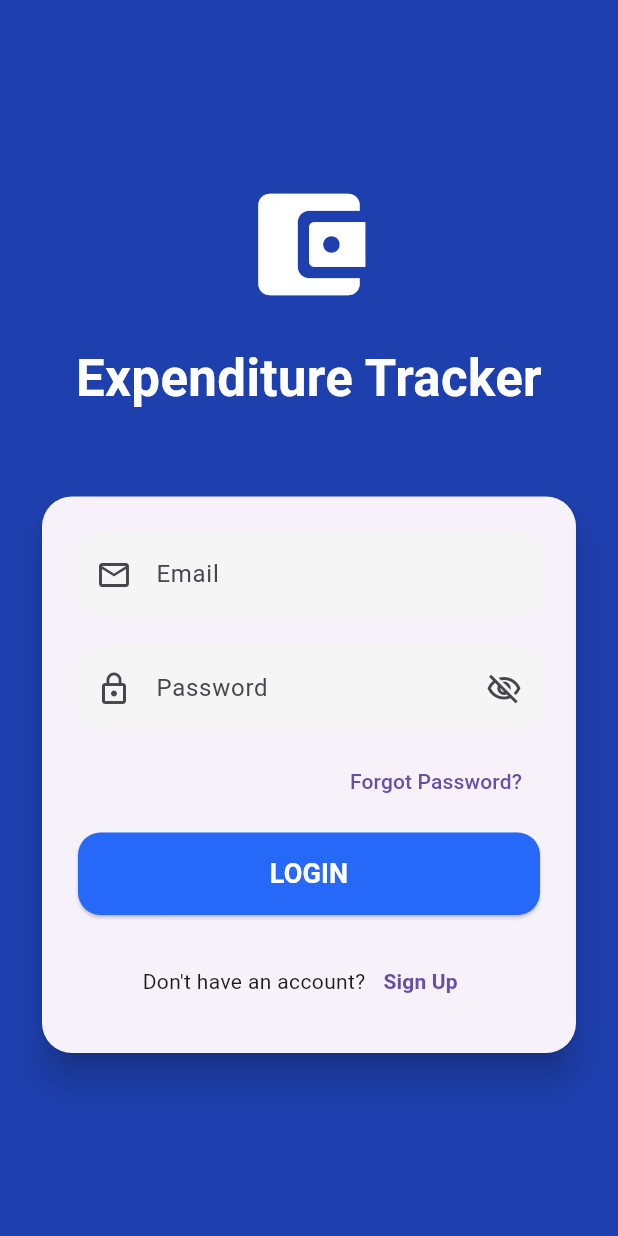
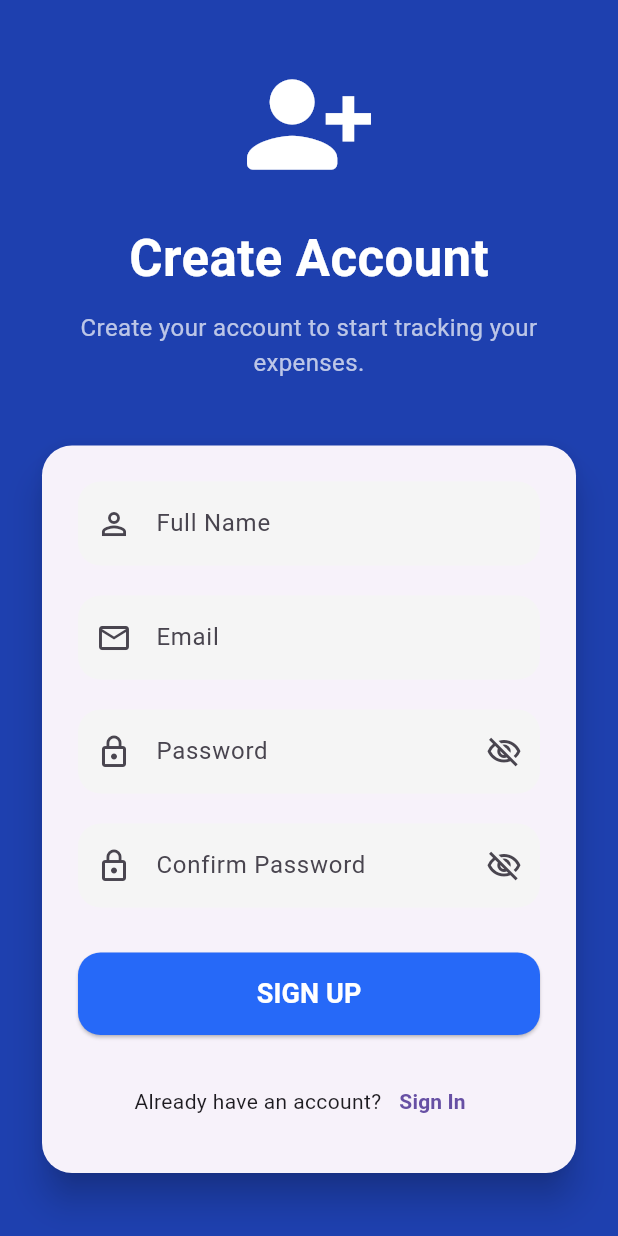
Before and after one commit to Keflo10/kef_group, a Flutter app: the screen it shows after launch, after a tap on "Sign Up", on a phone screen of 412 x 824 dp. Run offline on Flutter 3.47's test engine with Material 3 defaults, Android fonts, the phone set to English and light mode, and no system bars; Roboto replaces fonts that are missing (Poppins).

Commit message:
Update the login and signup UI

```diff
--- a/lib/pages/auth/login.dart
+++ b/lib/pages/auth/login.dart
@@ -1,4 +1,5 @@
 import 'package:flutter/material.dart';
+import 'package:sales_app/pages/auth/signup.dart';
 import '/core/constants/colors.dart';
 // import 'signup_screen.dart';
 
@@ -47,7 +48,7 @@ class _LoginScreenState extends State<LoginScreen> {
 
                 // App Name
                 const Text(
-                  "Expenditure Tracker",
+                  "Sales and expense Tracker",
                   textAlign: TextAlign.center,
                   style: TextStyle(
                     color: Colors.white,
@@ -182,13 +183,14 @@ class _LoginScreenState extends State<LoginScreen> {
 
                             TextButton(
                               onPressed: () {
-                                // here we shall add the Navigate to Signup Screen
+                                Navigator.push(
+                                  context,
+                                  MaterialPageRoute(
+                                    builder: (_) => const SignupScreen(),
+                                  ),
+                                );
                               },
-
-                              child: const Text(
-                                "Sign Up",
-                                style: TextStyle(fontWeight: FontWeight.bold),
-                              ),
+                              child: const Text("Sign Up"),
                             ),
                           ],
                         ),
--- a/lib/pages/auth/signup.dart
+++ b/lib/pages/auth/signup.dart
@@ -0,0 +1,235 @@
+import 'package:flutter/material.dart';
+import '/core/constants/colors.dart';
+import 'login.dart';
+
+class SignupScreen extends StatefulWidget {
+  const SignupScreen({super.key});
+
+  @override
+  State<SignupScreen> createState() => _SignupScreenState();
+}
+
+class _SignupScreenState extends State<SignupScreen> {
+  // Controllers
+  final TextEditingController nameController = TextEditingController();
+  final TextEditingController emailController = TextEditingController();
+  final TextEditingController passwordController = TextEditingController();
+  final TextEditingController confirmPasswordController =
+      TextEditingController();
+
+  // Show/Hide password
+  bool _obscurePassword = true;
+  bool _obscureConfirmPassword = true;
+
+  @override
+  void dispose() {
+    nameController.dispose();
+    emailController.dispose();
+    passwordController.dispose();
+    confirmPasswordController.dispose();
+    super.dispose();
+  }
+
+  @override
+  Widget build(BuildContext context) {
+    return Scaffold(
+      backgroundColor: const Color(0xFF1E40AF),
+      body: SafeArea(
+        child: Center(
+          child: SingleChildScrollView(
+            padding: const EdgeInsets.symmetric(horizontal: 24),
+            child: Column(
+              children: [
+                // App icon
+                const Icon(
+                  Icons.person_add_alt_1_rounded,
+                  color: Colors.white,
+                  size: 90,
+                ),
+
+                const SizedBox(height: 20),
+
+                // Title
+                const Text(
+                  "Create Account",
+                  style: TextStyle(
+                    color: Colors.white,
+                    fontSize: 34,
+                    fontWeight: FontWeight.bold,
+                  ),
+                ),
+
+                const SizedBox(height: 10),
+
+                const Text(
+                  "Create your account to start tracking your expenses.",
+                  textAlign: TextAlign.center,
+                  style: TextStyle(color: Colors.white70, fontSize: 16),
+                ),
+
+                const SizedBox(height: 40),
+
+                Card(
+                  elevation: 10,
+                  shape: RoundedRectangleBorder(
+                    borderRadius: BorderRadius.circular(20),
+                  ),
+                  child: Padding(
+                    padding: const EdgeInsets.all(24),
+                    child: Column(
+                      children: [
+                        // Full Name
+                        TextField(
+                          controller: nameController,
+                          decoration: InputDecoration(
+                            labelText: "Full Name",
+                            hintText: "Enter your full name",
+                            prefixIcon: const Icon(Icons.person_outline),
+                            filled: true,
+                            fillColor: Colors.grey.shade100,
+                            border: OutlineInputBorder(
+                              borderRadius: BorderRadius.circular(15),
+                              borderSide: BorderSide.none,
+                            ),
+                          ),
+                        ),
+
+                        const SizedBox(height: 20),
+
+                        // Email
+                        TextField(
+                          controller: emailController,
+                          keyboardType: TextInputType.emailAddress,
+                          decoration: InputDecoration(
+                            labelText: "Email",
+                            hintText: "Enter your email",
+                            prefixIcon: const Icon(Icons.email_outlined),
+                            filled: true,
+                            fillColor: Colors.grey.shade100,
+                            border: OutlineInputBorder(
+                              borderRadius: BorderRadius.circular(15),
+                              borderSide: BorderSide.none,
+                            ),
+                          ),
+                        ),
+
+                        const SizedBox(height: 20),
+
+                        // Password
+                        TextField(
+                          controller: passwordController,
+                          obscureText: _obscurePassword,
+                          decoration: InputDecoration(
+                            labelText: "Password",
+                            hintText: "Create a password",
+                            prefixIcon: const Icon(Icons.lock_outline),
+                            suffixIcon: IconButton(
+                              icon: Icon(
+                                _obscurePassword
+                                    ? Icons.visibility_off_outlined
+                                    : Icons.visibility_outlined,
+                              ),
+                              onPressed: () {
+                                setState(() {
+                                  _obscurePassword = !_obscurePassword;
+                                });
+                              },
+                            ),
+                            filled: true,
+                            fillColor: Colors.grey.shade100,
+                            border: OutlineInputBorder(
+                              borderRadius: BorderRadius.circular(15),
+                              borderSide: BorderSide.none,
+                            ),
+                          ),
+                        ),
+
+                        const SizedBox(height: 20),
+
+                        // Confirm Password
+                        TextField(
+                          controller: confirmPasswordController,
+                          obscureText: _obscureConfirmPassword,
+                          decoration: InputDecoration(
+                            labelText: "Confirm Password",
+                            hintText: "Confirm your password",
+                            prefixIcon: const Icon(Icons.lock_outline),
+                            suffixIcon: IconButton(
+                              icon: Icon(
+                                _obscureConfirmPassword
+                                    ? Icons.visibility_off_outlined
+                                    : Icons.visibility_outlined,
+                              ),
+                              onPressed: () {
+                                setState(() {
+                                  _obscureConfirmPassword =
+                                      !_obscureConfirmPassword;
+                                });
+                              },
+                            ),
+                            filled: true,
+                            fillColor: Colors.grey.shade100,
+                            border: OutlineInputBorder(
+                              borderRadius: BorderRadius.circular(15),
+                              borderSide: BorderSide.none,
+                            ),
+                          ),
+                        ),
+
+                        const SizedBox(height: 30),
+
+                        // Sign Up button
+                        SizedBox(
+                          width: double.infinity,
+                          height: 55,
+                          child: ElevatedButton(
+                            onPressed: () {
+                              // Register user
+                            },
+                            style: ElevatedButton.styleFrom(
+                              backgroundColor: AppColors.primary,
+                              foregroundColor: Colors.white,
+                              shape: RoundedRectangleBorder(
+                                borderRadius: BorderRadius.circular(15),
+                              ),
+                            ),
+                            child: const Text(
+                              "SIGN UP",
+                              style: TextStyle(
+                                fontSize: 18,
+                                fontWeight: FontWeight.bold,
+                              ),
+                            ),
+                          ),
+                        ),
+
+                        const SizedBox(height: 20),
+
+                        // Back to Login
+                        Row(
+                          mainAxisAlignment: MainAxisAlignment.center,
+                          children: [
+                            const Text("Already have an account?"),
+                            TextButton(
+                              onPressed: () {
+                                Navigator.pop(context);
+                              },
+                              child: const Text(
+                                "Sign In",
+                                style: TextStyle(fontWeight: FontWeight.bold),
+                              ),
+                            ),
+                          ],
+                        ),
+                      ],
+                    ),
+                  ),
+                ),
+              ],
+            ),
+          ),
+        ),
+      ),
+    );
+  }
+}
```
